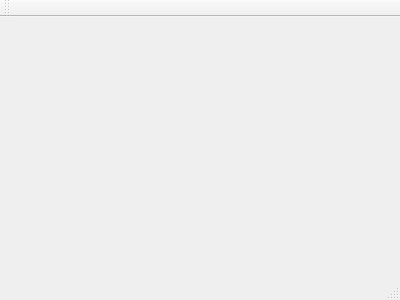
First picture: the form in MoodChart/MoodChart/mainwindow.ui, repository HousedHorse/mood-chart, before the edit.
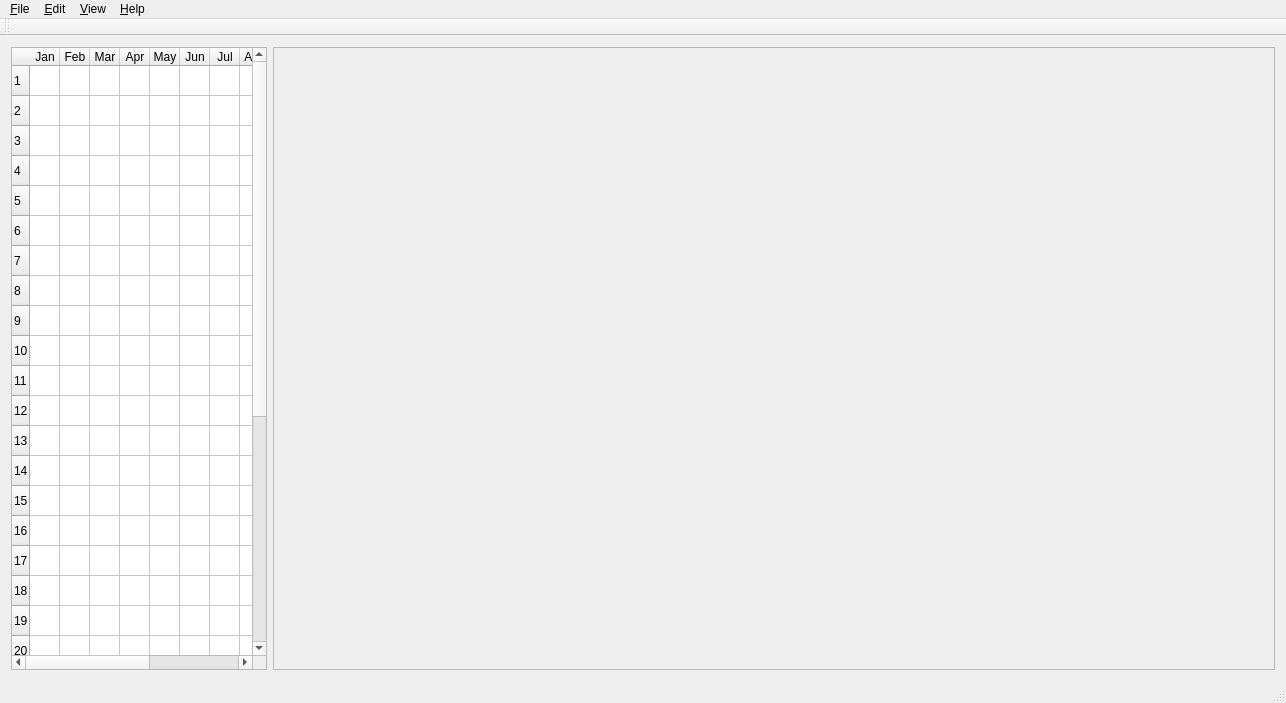
Second picture: the form after the edit. Custom widgets are drawn as their Qt base class.

Patch:
```diff
--- a/MoodChart/MoodChart/mainwindow.ui
+++ b/MoodChart/MoodChart/mainwindow.ui
@@ -1,24 +1,384 @@
 <ui version="4.0">
  <class>MainWindow</class>
- <widget class="QMainWindow" name="MainWindow" >
-  <property name="geometry" >
+ <widget class="QMainWindow" name="MainWindow">
+  <property name="geometry">
    <rect>
     <x>0</x>
     <y>0</y>
-    <width>400</width>
-    <height>300</height>
+    <width>1286</width>
+    <height>703</height>
    </rect>
   </property>
   <property name="windowTitle" >
    <string>MainWindow</string>
   </property>
-  <widget class="QMenuBar" name="menuBar" />
-  <widget class="QToolBar" name="mainToolBar" />
-  <widget class="QWidget" name="centralWidget" />
-  <widget class="QStatusBar" name="statusBar" />
+  <widget class="QWidget" name="centralWidget">
+   <layout class="QGridLayout" name="gridLayout">
+    <item row="1" column="0">
+     <widget class="QTableWidget" name="table">
+      <property name="sizePolicy">
+       <sizepolicy hsizetype="Preferred" vsizetype="Expanding">
+        <horstretch>0</horstretch>
+        <verstretch>0</verstretch>
+       </sizepolicy>
+      </property>
+      <attribute name="horizontalHeaderVisible">
+       <bool>true</bool>
+      </attribute>
+      <attribute name="horizontalHeaderDefaultSectionSize">
+       <number>30</number>
+      </attribute>
+      <attribute name="horizontalHeaderMinimumSectionSize">
+       <number>30</number>
+      </attribute>
+      <attribute name="verticalHeaderMinimumSectionSize">
+       <number>30</number>
+      </attribute>
+      <row>
+       <property name="text">
+        <string>1</string>
+       </property>
+      </row>
+      <row>
+       <property name="text">
+        <string>2</string>
+       </property>
+      </row>
+      <row>
+       <property name="text">
+        <string>3</string>
+       </property>
+      </row>
+      <row>
+       <property name="text">
+        <string>4</string>
+       </property>
+      </row>
+      <row>
+       <property name="text">
+        <string>5</string>
+       </property>
+      </row>
+      <row>
+       <property name="text">
+        <string>6</string>
+       </property>
+      </row>
+      <row>
+       <property name="text">
+        <string>7</string>
+       </property>
+      </row>
+      <row>
+       <property name="text">
+        <string>8</string>
+       </property>
+      </row>
+      <row>
+       <property name="text">
+        <string>9</string>
+       </property>
+      </row>
+      <row>
+       <property name="text">
+        <string>10</string>
+       </property>
+      </row>
+      <row>
+       <property name="text">
+        <string>11</string>
+       </property>
+      </row>
+      <row>
+       <property name="text">
+        <string>12</string>
+       </property>
+      </row>
+      <row>
+       <property name="text">
+        <string>13</string>
+       </property>
+      </row>
+      <row>
+       <property name="text">
+        <string>14</string>
+       </property>
+      </row>
+      <row>
+       <property name="text">
+        <string>15</string>
+       </property>
+      </row>
+      <row>
+       <property name="text">
+        <string>16</string>
+       </property>
+      </row>
+      <row>
+       <property name="text">
+        <string>17</string>
+       </property>
+      </row>
+      <row>
+       <property name="text">
+        <string>18</string>
+       </property>
+      </row>
+      <row>
+       <property name="text">
+        <string>19</string>
+       </property>
+      </row>
+      <row>
+       <property name="text">
+        <string>20</string>
+       </property>
+      </row>
+      <row>
+       <property name="text">
+        <string>21</string>
+       </property>
+      </row>
+      <row>
+       <property name="text">
+        <string>22</string>
+       </property>
+      </row>
+      <row>
+       <property name="text">
+        <string>23</string>
+       </property>
+      </row>
+      <row>
+       <property name="text">
+        <string>24</string>
+       </property>
+      </row>
+      <row>
+       <property name="text">
+        <string>25</string>
+       </property>
+      </row>
+      <row>
+       <property name="text">
+        <string>26</string>
+       </property>
+      </row>
+      <row>
+       <property name="text">
+        <string>27</string>
+       </property>
+      </row>
+      <row>
+       <property name="text">
+        <string>28</string>
+       </property>
+      </row>
+      <row>
+       <property name="text">
+        <string>29</string>
+       </property>
+      </row>
+      <row>
+       <property name="text">
+        <string>30</string>
+       </property>
+      </row>
+      <row>
+       <property name="text">
+        <string>31</string>
+       </property>
+      </row>
+      <column>
+       <property name="text">
+        <string>Jan</string>
+       </property>
+      </column>
+      <column>
+       <property name="text">
+        <string>Feb</string>
+       </property>
+      </column>
+      <column>
+       <property name="text">
+        <string>Mar</string>
+       </property>
+      </column>
+      <column>
+       <property name="text">
+        <string>Apr</string>
+       </property>
+      </column>
+      <column>
+       <property name="text">
+        <string>May</string>
+       </property>
+      </column>
+      <column>
+       <property name="text">
+        <string>Jun</string>
+       </property>
+      </column>
+      <column>
+       <property name="text">
+        <string>Jul</string>
+       </property>
+      </column>
+      <column>
+       <property name="text">
+        <string>Aug</string>
+       </property>
+      </column>
+      <column>
+       <property name="text">
+        <string>Sep</string>
+       </property>
+      </column>
+      <column>
+       <property name="text">
+        <string>Oct</string>
+       </property>
+      </column>
+      <column>
+       <property name="text">
+        <string>Nov</string>
+       </property>
+      </column>
+      <column>
+       <property name="text">
+        <string>Dec</string>
+       </property>
+      </column>
+     </widget>
+    </item>
+    <item row="1" column="1">
+     <widget class="QFrame" name="frame">
+      <property name="sizePolicy">
+       <sizepolicy hsizetype="Expanding" vsizetype="Preferred">
+        <horstretch>0</horstretch>
+        <verstretch>0</verstretch>
+       </sizepolicy>
+      </property>
+      <property name="frameShape">
+       <enum>QFrame::StyledPanel</enum>
+      </property>
+      <property name="frameShadow">
+       <enum>QFrame::Raised</enum>
+      </property>
+      <layout class="QGridLayout" name="gridLayout_2">
+       <item row="3" column="0">
+        <widget class="LegendItem" name="label3" native="true"/>
+       </item>
+       <item row="1" column="0">
+        <widget class="LegendItem" name="label1" native="true"/>
+       </item>
+       <item row="2" column="0">
+        <widget class="LegendItem" name="label2" native="true"/>
+       </item>
+       <item row="4" column="0">
+        <spacer name="verticalSpacer">
+         <property name="orientation">
+          <enum>Qt::Vertical</enum>
+         </property>
+         <property name="sizeHint" stdset="0">
+          <size>
+           <width>20</width>
+           <height>40</height>
+          </size>
+         </property>
+        </spacer>
+       </item>
+       <item row="0" column="0">
+        <spacer name="verticalSpacer_2">
+         <property name="orientation">
+          <enum>Qt::Vertical</enum>
+         </property>
+         <property name="sizeHint" stdset="0">
+          <size>
+           <width>20</width>
+           <height>40</height>
+          </size>
+         </property>
+        </spacer>
+       </item>
+      </layout>
+     </widget>
+    </item>
+   </layout>
+  </widget>
+  <widget class="QMenuBar" name="menuBar">
+   <property name="geometry">
+    <rect>
+     <x>0</x>
+     <y>0</y>
+     <width>1286</width>
+     <height>20</height>
+    </rect>
+   </property>
+   <widget class="QMenu" name="menu_File">
+    <property name="title">
+     <string>&amp;File</string>
+    </property>
+    <addaction name="separator"/>
+    <addaction name="action_New"/>
+    <addaction name="separator"/>
+    <addaction name="action_Quit"/>
+   </widget>
+   <widget class="QMenu" name="menu_Edit">
+    <property name="title">
+     <string>&amp;Edit</string>
+    </property>
+   </widget>
+   <widget class="QMenu" name="menu_View">
+    <property name="title">
+     <string>&amp;View</string>
+    </property>
+   </widget>
+   <widget class="QMenu" name="menu_Help">
+    <property name="title">
+     <string>&amp;Help</string>
+    </property>
+   </widget>
+   <addaction name="menu_File"/>
+   <addaction name="menu_Edit"/>
+   <addaction name="menu_View"/>
+   <addaction name="menu_Help"/>
+  </widget>
+  <widget class="QToolBar" name="mainToolBar">
+   <attribute name="toolBarArea">
+    <enum>TopToolBarArea</enum>
+   </attribute>
+   <attribute name="toolBarBreak">
+    <bool>false</bool>
+   </attribute>
+  </widget>
+  <widget class="QStatusBar" name="statusBar"/>
+  <action name="action_Quit">
+   <property name="text">
+    <string>&amp;Quit</string>
+   </property>
+   <property name="shortcut">
+    <string>Ctrl+Q</string>
+   </property>
+  </action>
+  <action name="action_New">
+   <property name="text">
+    <string>&amp;New</string>
+   </property>
+   <property name="shortcut">
+    <string>Ctrl+N</string>
+   </property>
+  </action>
  </widget>
- <layoutDefault spacing="6" margin="11" />
- <pixmapfunction></pixmapfunction>
+ <layoutdefault spacing="6" margin="11"/>
+ <customwidgets>
+  <customwidget>
+   <class>LegendItem</class>
+   <extends>QWidget</extends>
+   <header>legenditem.h</header>
+   <container>1</container>
+  </customwidget>
+ </customwidgets>
  <resources/>
  <connections/>
 </ui>
```
Left out of the diff: 3 changed lines with no effect on the pictures.
